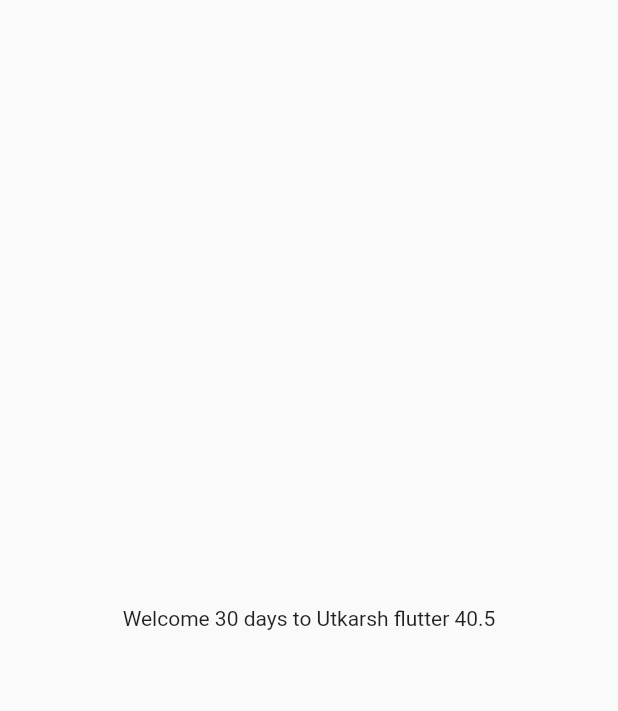
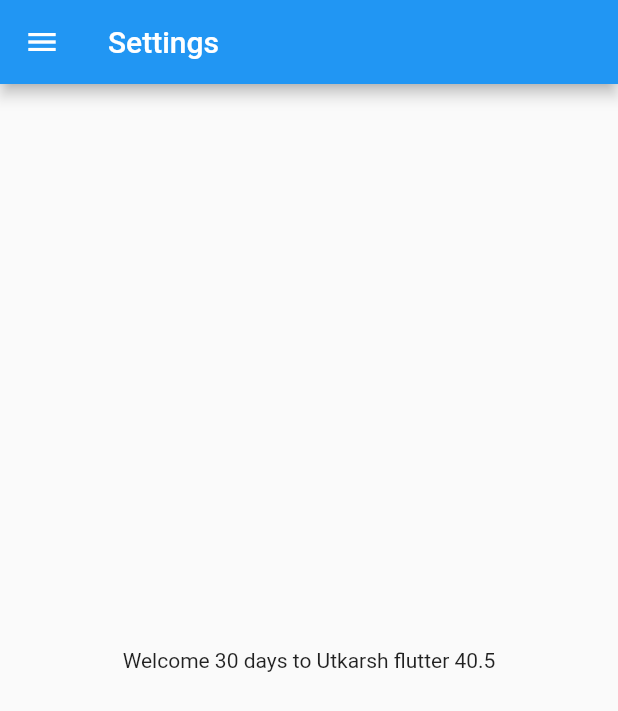
Before and after one commit to Utmss/flutter, a Flutter app: the screen it shows after launch, on a phone screen of 412 x 824 dp. Shown: the top 711 px of the screen. Run offline on Flutter 3.47's test engine with Material 2 defaults, Android fonts, the phone set to English and light mode, and no system bars.

Commit message:
day 2 completed

```diff
--- /dev/null
+++ b/lib/home_page.dart
@@ -0,0 +1,21 @@
+import 'package:flutter/material.dart';
+
+class HomePage extends StatelessWidget {
+  final int days = 30;
+  final String name = "Utkarsh";
+  final num temp = 40.5;
+  @override
+  Widget build(BuildContext context) {
+    return Scaffold(
+      appBar: AppBar(
+        title: Text("Settings"),
+      ),
+      body: Center(
+        child: Container(
+          child: Text("Welcome $days days to $name flutter $temp"),
+        ),
+      ),
+      drawer: Drawer(),
+    );
+  }
+}
--- a/lib/main.dart
+++ b/lib/main.dart
@@ -1,4 +1,5 @@
 import 'package:flutter/material.dart';
+import 'package:flutter_app/home_page.dart';
 
 void main() {
   runApp(MyApp());
@@ -9,17 +10,9 @@ class MyApp extends StatelessWidget {
 
   @override
   Widget build(BuildContext context) {
-    int days = 30;
-    String name = "Utkarsh";
-    num temp = 40.5;
+
     return MaterialApp(
-      home: Material(
-        child: Center(
-          child: Container(
-            child: Text("Welcome $days days to $name flutter $temp"),
-          ),
-        ),
-      ),
+      home: HomePage(),
     );
   }
 }
```
